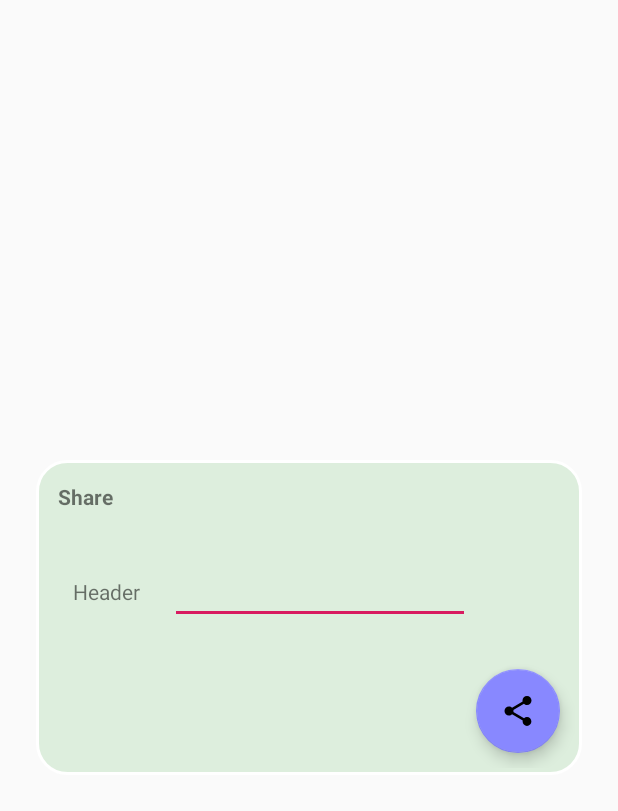
After one commit to yeuchi/Dictation, an Android app: the layout fragment_share.xml on its own in the app's theme, with its tools: preview values and no code run, on a phone screen of 412 x 824 dp. The commit adds this screen. Shown: the top 811 px of the screen. Run offline under Robolectric (Android 15) with nearby library versions, the phone set to English and light mode, and no system bars.

Commit message:
Share and Save as separated features.
1. Add DialogFragment for Share.
2. Edit DialogFramgent for Save.

```diff
--- /dev/null
+++ b/mobile/src/main/res/layout/fragment_share.xml
@@ -0,0 +1,71 @@
+<?xml version="1.0" encoding="utf-8"?>
+
+<layout>
+    <data>
+        <variable name="persistLayout"
+            type="com.ctyeung.dictation.ShareFragment"/>
+    </data>
+
+    <RelativeLayout xmlns:android="http://schemas.android.com/apk/res/android"
+        xmlns:app="http://schemas.android.com/apk/res-auto"
+        xmlns:tools="http://schemas.android.com/tools"
+        android:layout_width="match_parent"
+        android:layout_height="match_parent"
+        android:padding="?dialogPreferredPadding">
+
+        <LinearLayout
+            android:orientation="vertical"
+            android:layout_width="match_parent"
+            android:layout_height="match_parent"
+            android:gravity="center">
+
+            <LinearLayout
+                android:layout_width="match_parent"
+                android:layout_height="wrap_content"
+                android:orientation="vertical"
+                android:background="@drawable/round_corner">
+
+                <TextView
+                    android:layout_width="match_parent"
+                    android:layout_height="wrap_content"
+                    android:layout_margin="@dimen/btn_margin"
+                    android:textStyle="bold"
+                    android:text="@string/share"/>
+
+                <LinearLayout
+                    android:layout_width="match_parent"
+                    android:layout_height="wrap_content"
+                    android:orientation="horizontal"
+                    android:gravity="left"
+                    android:layout_margin="@dimen/btn_margin">
+
+                    <TextView
+                        android:layout_width="wrap_content"
+                        android:layout_height="wrap_content"
+                        android:layout_margin="@dimen/btn_margin"
+                        android:text="@string/header"/>
+
+                    <EditText
+                        android:layout_width="@dimen/edit_text_width"
+                        android:layout_height="wrap_content"
+                        android:layout_margin="@dimen/btn_margin"
+                        android:id="@+id/txtHeader"/>
+
+                </LinearLayout>
+
+                <com.google.android.material.floatingactionbutton.FloatingActionButton
+                    app:fabSize="normal"
+                    android:layout_gravity="bottom|right"
+                    android:layout_width="wrap_content"
+                    android:layout_height="wrap_content"
+                    app:backgroundTint="#8888FF"
+                    android:layout_margin="@dimen/btn_margin"
+                    android:src="@drawable/ic_share"
+                    android:id="@+id/btnShare"/>
+                <!--android:onClick="@{()-> persistLayout.onClickShare()}"/>-->
+
+            </LinearLayout>
+
+        </LinearLayout>
+    </RelativeLayout>
+</layout>
```
Also changed, not shown: mobile/src/main/java/com/ctyeung/dictation/LocalSaveFragment.kt (renamed from mobile/src/main/java/com/ctyeung/dictation/PersistFragment.kt, +10 -21 lines), mobile/src/main/java/com/ctyeung/dictation/MainActivity.kt (+44 -47 lines), mobile/src/main/java/com/ctyeung/dictation/ShareFragment.kt (added, +57 -0 lines), mobile/src/main/res/layout-land/activity_main.xml (+12 -1 lines), mobile/src/main/res/layout/activity_main.xml (+13 -2 lines), mobile/src/main/res/layout/fragment_local_save.xml (renamed from mobile/src/main/res/layout/fragment_persist.xml, +1 -48 lines), mobile/src/main/res/layout-land/fragment_local_save.xml (renamed from mobile/src/main/res/layout-land/fragment_persist.xml).
